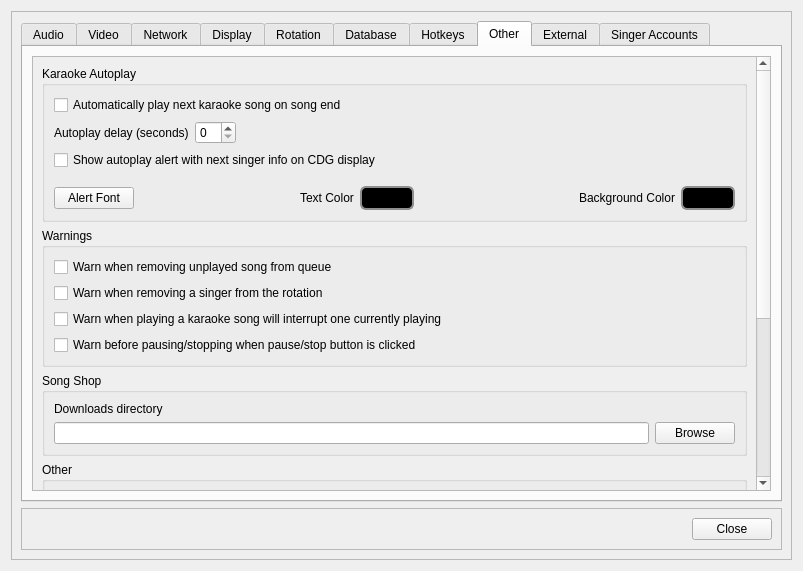
DJ-Joel/OpenKJ, file src/dlgsettings.ui: the form before one commit.
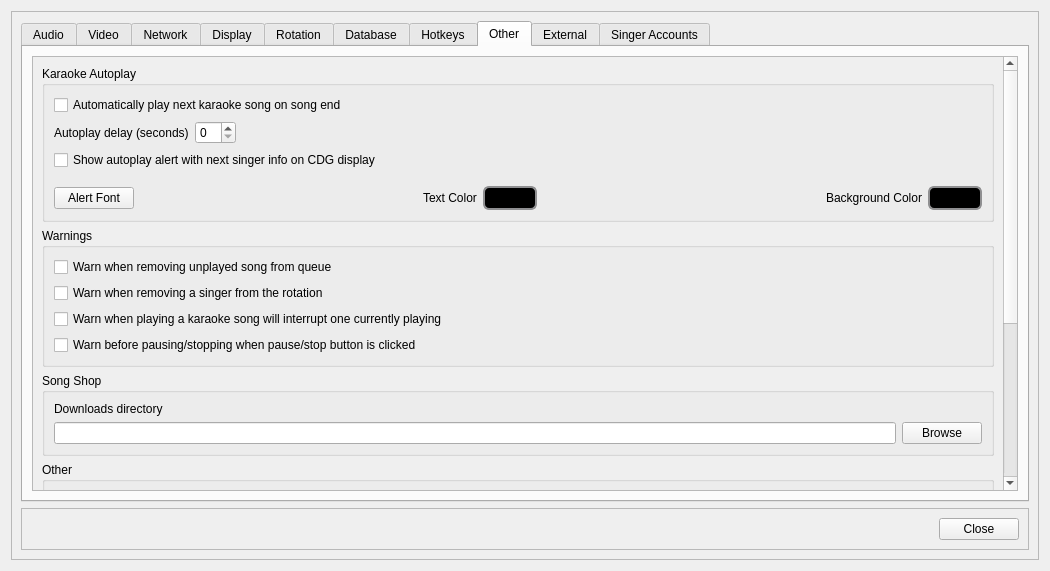
The form after the commit. Icons and pictures are not drawn.

What changed in the file:
```diff
--- a/src/dlgsettings.ui
+++ b/src/dlgsettings.ui
@@ -9,10 +9,24 @@
    <rect>
     <x>0</x>
     <y>0</y>
-    <width>803</width>
+    <width>1050</width>
     <height>522</height>
    </rect>
   </property>
+  <property name="minimumSize">
+   <size>
+    <width>1050</width>
+    <height>0</height>
+   </size>
+  </property>
+  <!-- Widened from 803 to 1050 - at 803 the tab bar couldn't fit all ten
+       tabs (Singer Accounts and part of Other were scrolled off, needing
+       the little left/right arrow buttons to reach them), and content
+       rows with a growing text field plus buttons at the end - e.g. the
+       Background Image row on the Video tab - pushed those buttons past
+       the visible edge. minimumSize (not just the default geometry width)
+       is set too, so the window can't be restored narrower than this even
+       from an old saved size in settings. -->
   <property name="windowTitle">
    <string>OpenKJ Settings</string>
   </property>
```
